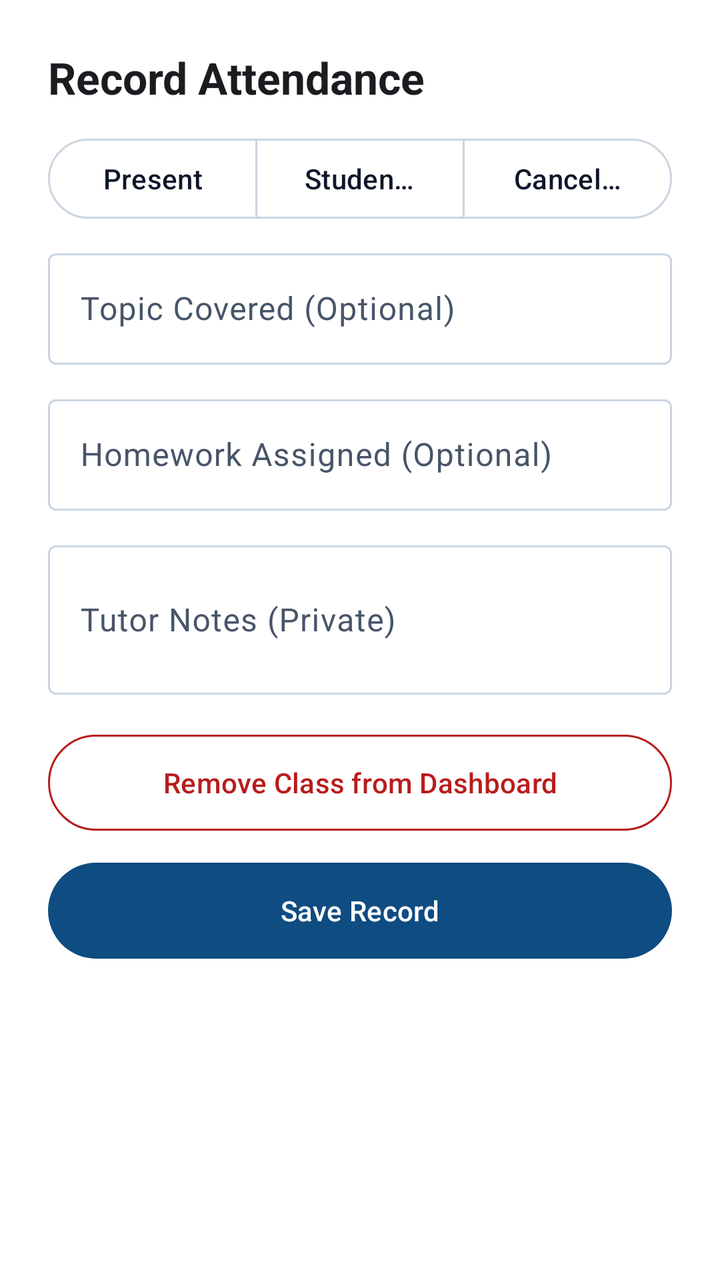
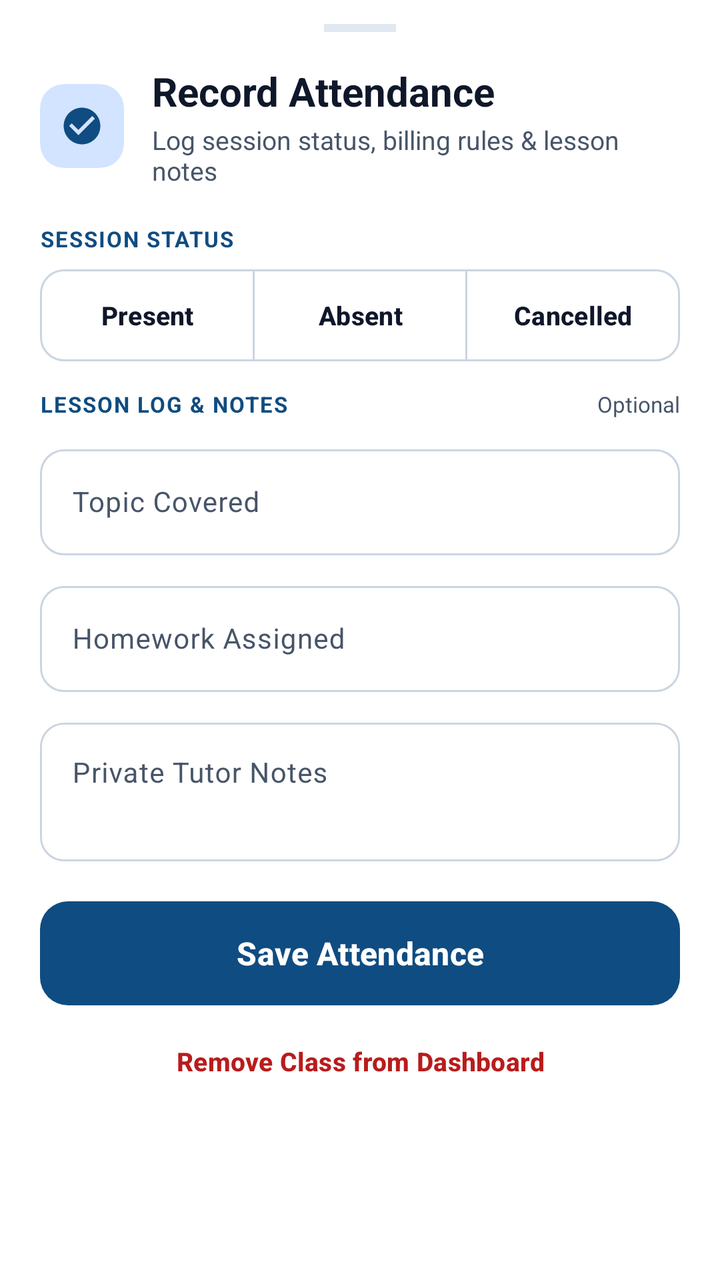

Compare the two renders of this Android layout. The source of the first and the diff that turns it into the second are given below.
<!-- AndroidManifest.xml: application theme Theme.TutorSync -->
<!-- res/layout/dialog_bottom_sheet_attendance.xml -->
<?xml version="1.0" encoding="utf-8"?>
<androidx.core.widget.NestedScrollView xmlns:android="http://schemas.android.com/apk/res/android"
    xmlns:app="http://schemas.android.com/apk/res-auto"
    android:layout_width="match_parent"
    android:layout_height="wrap_content"
    android:background="?attr/colorSurface">

    <LinearLayout
        android:layout_width="match_parent"
        android:layout_height="wrap_content"
        android:orientation="vertical"
        android:padding="24dp">

        <TextView
            android:layout_width="match_parent"
            android:layout_height="wrap_content"
            android:text="@string/attendance_title"
            android:textAppearance="?attr/textAppearanceTitleLarge"
            android:textStyle="bold"
            android:layout_marginBottom="12dp"/>

        <com.google.android.material.button.MaterialButtonToggleGroup
            android:id="@+id/toggleGroupStatus"
            android:layout_width="match_parent"
            android:layout_height="wrap_content"
            android:layout_marginBottom="8dp"
            app:singleSelection="true"
            app:selectionRequired="true">

            <com.google.android.material.button.MaterialButton
                android:id="@+id/btnStatusPresent"
                style="?attr/materialButtonOutlinedStyle"
                android:layout_width="0dp"
                android:layout_height="wrap_content"
                android:layout_weight="1"
                android:text="@string/attendance_status_present" />

            <com.google.android.material.button.MaterialButton
                android:id="@+id/btnStatusAbsent"
                style="?attr/materialButtonOutlinedStyle"
                android:layout_width="0dp"
                android:layout_height="wrap_content"
                android:layout_weight="1"
                android:text="@string/attendance_status_absent" />

            <com.google.android.material.button.MaterialButton
                android:id="@+id/btnStatusCancelled"
                style="?attr/materialButtonOutlinedStyle"
                android:layout_width="0dp"
                android:layout_height="wrap_content"
                android:layout_weight="1"
                android:text="@string/attendance_status_cancelled" />
        </com.google.android.material.button.MaterialButtonToggleGroup>

        <com.google.android.material.chip.ChipGroup
            android:id="@+id/chipGroupCancelActor"
            android:layout_width="match_parent"
            android:layout_height="wrap_content"
            android:visibility="gone"
            app:singleSelection="true"
            app:selectionRequired="true"
            android:layout_marginBottom="8dp">

            <com.google.android.material.chip.Chip
                android:id="@+id/chipByStudent"
                style="@style/Widget.Material3.Chip.Filter"
                android:layout_width="wrap_content"
                android:layout_height="wrap_content"
                android:checked="true"
                android:text="@string/attendance_by_student" />

            <com.google.android.material.chip.Chip
                android:id="@+id/chipByTutor"
                style="@style/Widget.Material3.Chip.Filter"
                android:layout_width="wrap_content"
                android:layout_height="wrap_content"
                android:text="@string/attendance_by_tutor" />
        </com.google.android.material.chip.ChipGroup>

        <LinearLayout
            android:id="@+id/layoutBillingAndReschedule"
            android:layout_width="match_parent"
            android:layout_height="wrap_content"
            android:orientation="vertical"
            android:visibility="gone"
            android:layout_marginBottom="12dp">

            <com.google.android.material.materialswitch.MaterialSwitch
                android:id="@+id/switchChargeClass"
                android:layout_width="match_parent"
                android:layout_height="wrap_content"
                android:checked="true"
                android:text="@string/attendance_charge_per_class" />

            <com.google.android.material.materialswitch.MaterialSwitch
                android:id="@+id/switchRescheduleMakeup"
                android:layout_width="match_parent"
                android:layout_height="wrap_content"
                android:checked="false"
                android:text="@string/attendance_reschedule_makeup" />

            <com.google.android.material.button.MaterialButton
                android:id="@+id/btnPickMakeupDateTime"
                style="@style/Widget.Material3.Button.OutlinedButton"
                android:layout_width="match_parent"
                android:layout_height="wrap_content"
                android:visibility="gone"
                android:text="@string/attendance_pick_makeup_datetime" />
        </LinearLayout>

        <com.google.android.material.textfield.TextInputLayout
            style="@style/Widget.Material3.TextInputLayout.OutlinedBox"
            android:layout_width="match_parent"
            android:layout_height="wrap_content"
            android:hint="@string/attendance_topic_hint"
            android:layout_marginBottom="12dp">
            <com.google.android.material.textfield.TextInputEditText
                android:id="@+id/etTopic"
                android:layout_width="match_parent"
                android:layout_height="wrap_content"
                android:inputType="textCapSentences"/>
        </com.google.android.material.textfield.TextInputLayout>

        <com.google.android.material.textfield.TextInputLayout
            style="@style/Widget.Material3.TextInputLayout.OutlinedBox"
            android:layout_width="match_parent"
            android:layout_height="wrap_content"
            android:hint="@string/attendance_homework_hint"
            android:layout_marginBottom="12dp">
            <com.google.android.material.textfield.TextInputEditText
                android:id="@+id/etHomework"
                android:layout_width="match_parent"
                android:layout_height="wrap_content"
                android:inputType="textCapSentences"/>
        </com.google.android.material.textfield.TextInputLayout>

        <com.google.android.material.textfield.TextInputLayout
            style="@style/Widget.Material3.TextInputLayout.OutlinedBox"
            android:layout_width="match_parent"
            android:layout_height="wrap_content"
            android:hint="@string/attendance_notes_hint"
            android:layout_marginBottom="16dp">
            <com.google.android.material.textfield.TextInputEditText
                android:id="@+id/etNotes"
                android:layout_width="match_parent"
                android:layout_height="wrap_content"
                android:inputType="textMultiLine"
                android:minLines="2"/>
        </com.google.android.material.textfield.TextInputLayout>

        <com.google.android.material.button.MaterialButton
            android:id="@+id/btnRemoveClass"
            style="@style/Widget.Material3.Button.OutlinedButton"
            android:layout_width="match_parent"
            android:layout_height="56dp"
            android:layout_marginBottom="8dp"
            android:textColor="?attr/colorError"
            app:strokeColor="?attr/colorError"
            android:text="@string/attendance_remove_class" />

        <com.google.android.material.button.MaterialButton
            android:id="@+id/btnSaveAttendance"
            style="@style/Widget.Material3.Button"
            android:layout_width="match_parent"
            android:layout_height="56dp"
            android:text="@string/attendance_save" />

    </LinearLayout>
</androidx.core.widget.NestedScrollView>
<!-- resources referenced by this layout -->
<resources>
  <string name="attendance_by_student">By Student</string>
  <string name="attendance_by_tutor">By Tutor</string>
  <string name="attendance_charge_per_class">Charge Per-Class Fee (if applicable)</string>
  <string name="attendance_homework_hint">Homework Assigned (Optional)</string>
  <string name="attendance_notes_hint">Tutor Notes (Private)</string>
  <string name="attendance_pick_makeup_datetime">Select Makeup Date &amp; Time</string>
  <string name="attendance_remove_class">Remove Class from Dashboard</string>
  <string name="attendance_reschedule_makeup">Reschedule / Add Makeup Class</string>
  <string name="attendance_save">Save Record</string>
  <string name="attendance_status_absent">Student Absent</string>
  <string name="attendance_status_cancelled">Cancelled</string>
  <string name="attendance_status_present">Present</string>
  <string name="attendance_title">Record Attendance</string>
  <string name="attendance_topic_hint">Topic Covered (Optional)</string>
  <style name="Theme.TutorSync" parent="Base.Theme.TutorSync" />
  <style name="WindowAnimationFade" parent="@android:style/Animation.Activity">
          <item name="android:activityOpenEnterAnimation">@android:anim/fade_in</item>
          <item name="android:activityOpenExitAnimation">@android:anim/fade_out</item>
          <item name="android:activityCloseEnterAnimation">@android:anim/fade_in</item>
          <item name="android:activityCloseExitAnimation">@android:anim/fade_out</item>
      </style>
  <color name="ts_primary_light">#0F4C81</color>
  <color name="ts_on_primary_light">#FFFFFF</color>
  <color name="ts_primary_container_light">#D2E4FF</color>
  <color name="ts_on_primary_container_light">#001D36</color>
  <color name="ts_secondary_light">#006874</color>
  <color name="ts_on_secondary_light">#FFFFFF</color>
  <color name="ts_secondary_container_light">#97F0FF</color>
  <color name="ts_on_secondary_container_light">#001F24</color>
  <color name="ts_background_light">#F8FAFC</color>
  <color name="ts_on_background_light">#0F172A</color>
  <color name="ts_surface_light">#FFFFFF</color>
  <color name="ts_on_surface_light">#0F172A</color>
  <color name="ts_surface_variant_light">#F1F5F9</color>
  <color name="ts_on_surface_variant_light">#475569</color>
  <color name="ts_outline_light">#CBD5E1</color>
  <color name="ts_outline_variant_light">#E2E8F0</color>
  <color name="ts_error_light">#B91C1C</color>
  <color name="ts_on_error_light">#FFFFFF</color>
  <color name="ts_error_container_light">#FEE2E2</color>
  <color name="ts_on_error_container_light">#7F1D1D</color>
  <!-- unchanged entries left out for length: 1 -->
</resources>

<!-- the commit's change to res/layout/dialog_bottom_sheet_attendance.xml (unified diff, before → after) -->
@@ -3,167 +3,368 @@
     xmlns:app="http://schemas.android.com/apk/res-auto"
     android:layout_width="match_parent"
     android:layout_height="wrap_content"
-    android:background="?attr/colorSurface">
+    android:background="?attr/colorSurface"
+    android:fillViewport="true">
 
     <LinearLayout
         android:layout_width="match_parent"
         android:layout_height="wrap_content"
         android:orientation="vertical"
-        android:padding="24dp">
-
+        android:paddingHorizontal="20dp"
+        android:paddingTop="12dp"
+        android:paddingBottom="24dp">
+
+        
+        <View
+            android:layout_width="36dp"
+            android:layout_height="4dp"
+            android:layout_gravity="center_horizontal"
+            android:layout_marginBottom="16dp"
+            android:background="?attr/colorOutlineVariant" />
+
+        
+        <LinearLayout
+            android:layout_width="match_parent"
+            android:layout_height="wrap_content"
+            android:layout_marginBottom="18dp"
+            android:gravity="center_vertical"
+            android:orientation="horizontal">
+
+            <com.google.android.material.card.MaterialCardView
+                android:layout_width="42dp"
+                android:layout_height="42dp"
+                app:cardBackgroundColor="?attr/colorPrimaryContainer"
+                app:cardCornerRadius="12dp"
+                app:cardElevation="0dp"
+                app:strokeWidth="0dp">
+
+                <ImageView
+                    android:layout_width="22dp"
+                    android:layout_height="22dp"
+                    android:layout_gravity="center"
+                    android:importantForAccessibility="no"
+                    android:src="@drawable/ic_check_circle"
+                    app:tint="?attr/colorPrimary" />
+            </com.google.android.material.card.MaterialCardView>
+
+            <LinearLayout
+                android:layout_width="0dp"
+                android:layout_height="wrap_content"
+                android:layout_marginStart="14dp"
+                android:layout_weight="1"
+                android:orientation="vertical">
+
+                <TextView
+                    android:layout_width="wrap_content"
+                    android:layout_height="wrap_content"
+                    android:text="@string/attendance_title"
+                    android:textColor="?attr/colorOnSurface"
+                    android:textSize="20sp"
+                    android:textStyle="bold" />
+
+                <TextView
+                    android:layout_width="wrap_content"
+                    android:layout_height="wrap_content"
+                    android:layout_marginTop="2dp"
+                    android:text="@string/attendance_subtitle"
+                    android:textColor="?attr/colorOnSurfaceVariant"
+                    android:textSize="13sp" />
+            </LinearLayout>
+        </LinearLayout>
+
+        
         <TextView
-            android:layout_width="match_parent"
-            android:layout_height="wrap_content"
-            android:text="@string/attendance_title"
-            android:textAppearance="?attr/textAppearanceTitleLarge"
-            android:textStyle="bold"
-            android:layout_marginBottom="12dp"/>
-
+            android:layout_width="wrap_content"
+            android:layout_height="wrap_content"
+            android:layout_marginBottom="8dp"
+            android:letterSpacing="0.06"
+            android:text="@string/attendance_section_status"
+            android:textAllCaps="true"
+            android:textColor="?attr/colorPrimary"
+            android:textSize="11sp"
+            android:textStyle="bold" />
+
+        
         <com.google.android.material.button.MaterialButtonToggleGroup
             android:id="@+id/toggleGroupStatus"
             android:layout_width="match_parent"
             android:layout_height="wrap_content"
-            android:layout_marginBottom="8dp"
-            app:singleSelection="true"
-            app:selectionRequired="true">
+            android:layout_marginBottom="14dp"
+            app:selectionRequired="true"
+            app:singleSelection="true">
 
             <com.google.android.material.button.MaterialButton
                 android:id="@+id/btnStatusPresent"
                 style="?attr/materialButtonOutlinedStyle"
                 android:layout_width="0dp"
-                android:layout_height="wrap_content"
-                android:layout_weight="1"
-                android:text="@string/attendance_status_present" />
+                android:layout_height="46dp"
+                android:layout_weight="1"
+                android:insetTop="0dp"
+                android:insetBottom="0dp"
+                android:maxLines="1"
+                android:paddingHorizontal="6dp"
+                android:text="@string/attendance_status_present"
+                android:textAllCaps="false"
+                android:textSize="13sp"
+                android:textStyle="bold"
+                app:cornerRadius="12dp" />
 
             <com.google.android.material.button.MaterialButton
                 android:id="@+id/btnStatusAbsent"
                 style="?attr/materialButtonOutlinedStyle"
                 android:layout_width="0dp"
-                android:layout_height="wrap_content"
-                android:layout_weight="1"
-                android:text="@string/attendance_status_absent" />
+                android:layout_height="46dp"
+                android:layout_weight="1"
+                android:insetTop="0dp"
+                android:insetBottom="0dp"
+                android:maxLines="1"
+                android:paddingHorizontal="6dp"
+                android:text="@string/attendance_status_absent"
+                android:textAllCaps="false"
+                android:textSize="13sp"
+                android:textStyle="bold"
+                app:cornerRadius="12dp" />
 
             <com.google.android.material.button.MaterialButton
                 android:id="@+id/btnStatusCancelled"
                 style="?attr/materialButtonOutlinedStyle"
                 android:layout_width="0dp"
-                android:layout_height="wrap_content"
-                android:layout_weight="1"
-                android:text="@string/attendance_status_cancelled" />
+                android:layout_height="46dp"
+                android:layout_weight="1"
+                android:insetTop="0dp"
+                android:insetBottom="0dp"
+                android:maxLines="1"
+                android:paddingHorizontal="6dp"
+                android:text="@string/attendance_status_cancelled"
+                android:textAllCaps="false"
+                android:textSize="13sp"
+                android:textStyle="bold"
+                app:cornerRadius="12dp" />
         </com.google.android.material.button.MaterialButtonToggleGroup>
 
-        <com.google.android.material.chip.ChipGroup
-            android:id="@+id/chipGroupCancelActor"
-            android:layout_width="match_parent"
-            android:layout_height="wrap_content"
-            android:visibility="gone"
-            app:singleSelection="true"
-            app:selectionRequired="true"
-            android:layout_marginBottom="8dp">
-
-            <com.google.android.material.chip.Chip
-                android:id="@+id/chipByStudent"
-                style="@style/Widget.Material3.Chip.Filter"
-                android:layout_width="wrap_content"
-                android:layout_height="wrap_content"
-                android:checked="true"
-                android:text="@string/attendance_by_student" />
-
-            <com.google.android.material.chip.Chip
-                android:id="@+id/chipByTutor"
-                style="@style/Widget.Material3.Chip.Filter"
-                android:layout_width="wrap_content"
-                android:layout_height="wrap_content"
-                android:text="@string/attendance_by_tutor" />
-        </com.google.android.material.chip.ChipGroup>
-
+        
         <LinearLayout
             android:id="@+id/layoutBillingAndReschedule"
             android:layout_width="match_parent"
             android:layout_height="wrap_content"
+            android:layout_marginBottom="16dp"
             android:orientation="vertical"
-            android:visibility="gone"
-            android:layout_marginBottom="12dp">
-
-            <com.google.android.material.materialswitch.MaterialSwitch
-                android:id="@+id/switchChargeClass"
+            android:visibility="gone">
+
+            <com.google.android.material.card.MaterialCardView
                 android:layout_width="match_parent"
                 android:layout_height="wrap_content"
-                android:checked="true"
-                android:text="@string/attendance_charge_per_class" />
-
-            <com.google.android.material.materialswitch.MaterialSwitch
-                android:id="@+id/switchRescheduleMakeup"
-                android:layout_width="match_parent"
-                android:layout_height="wrap_content"
-                android:checked="false"
-                android:text="@string/attendance_reschedule_makeup" />
-
-            <com.google.android.material.button.MaterialButton
-                android:id="@+id/btnPickMakeupDateTime"
-                style="@style/Widget.Material3.Button.OutlinedButton"
-                android:layout_width="match_parent"
-                android:layout_height="wrap_content"
-                android:visibility="gone"
-                android:text="@string/attendance_pick_makeup_datetime" />
+                app:cardBackgroundColor="?attr/colorSurfaceVariant"
+                app:cardCornerRadius="16dp"
+                app:cardElevation="0dp"
+                app:strokeColor="?attr/colorOutlineVariant"
+                app:strokeWidth="1dp">
+
+                <LinearLayout
+                    android:layout_width="match_parent"
+                    android:layout_height="wrap_content"
+                    android:orientation="vertical"
+                    android:paddingHorizontal="16dp"
+                    android:paddingVertical="14dp">
+
+                    
+                    <com.google.android.material.chip.ChipGroup
+                        android:id="@+id/chipGroupCancelActor"
+                        android:layout_width="match_parent"
+                        android:layout_height="wrap_content"
+                        android:layout_marginBottom="8dp"
+                        android:visibility="gone"
+                        app:chipSpacingHorizontal="8dp"
+                        app:selectionRequired="true"
+                        app:singleSelection="true">
+
+                        <com.google.android.material.chip.Chip
+                            android:id="@+id/chipByStudent"
+                            style="@style/Widget.Material3.Chip.Filter"
+                            android:layout_width="wrap_content"
+                            android:layout_height="wrap_content"
+                            android:checked="true"
+                            android:text="@string/attendance_by_student"
+                            app:chipCornerRadius="10dp" />
+
+                        <com.google.android.material.chip.Chip
+                            android:id="@+id/chipByTutor"
+                            style="@style/Widget.Material3.Chip.Filter"
+                            android:layout_width="wrap_content"
+                            android:layout_height="wrap_content"
+                            android:text="@string/attendance_by_tutor"
+                            app:chipCornerRadius="10dp" />
+                    </com.google.android.material.chip.ChipGroup>
+
+                    <View
+                        android:layout_width="match_parent"
+                        android:layout_height="1dp"
+                        android:layout_marginBottom="6dp"
+                        android:background="?attr/colorOutlineVariant" />
+
+                    
+                    <com.google.android.material.materialswitch.MaterialSwitch
+                        android:id="@+id/switchChargeClass"
+                        android:layout_width="match_parent"
+                        android:layout_height="wrap_content"
+                        android:checked="true"
+                        android:paddingVertical="4dp"
+                        android:text="@string/attendance_charge_per_class"
+                        android:textColor="?attr/colorOnSurface"
+                        android:textSize="14sp"
+                        android:textStyle="bold" />
+
+                    
+                    <com.google.android.material.materialswitch.MaterialSwitch
+                        android:id="@+id/switchRescheduleMakeup"
+                        android:layout_width="match_parent"
+                        android:layout_height="wrap_content"
+                        android:checked="false"
+                        android:paddingVertical="4dp"
+                        android:text="@string/attendance_reschedule_makeup"
+                        android:textColor="?attr/colorOnSurface"
+                        android:textSize="14sp"
+                        android:textStyle="bold" />
+
+                    
+                    <com.google.android.material.button.MaterialButton
+                        android:id="@+id/btnPickMakeupDateTime"
+                        style="@style/Widget.Material3.Button.TonalButton"
+                        android:layout_width="match_parent"
+                        android:layout_height="46dp"
+                        android:layout_marginTop="8dp"
+                        android:insetTop="0dp"
+                        android:insetBottom="0dp"
+                        android:text="@string/attendance_pick_makeup_datetime"
+                        android:textAllCaps="false"
+                        android:textSize="13sp"
+                        android:textStyle="bold"
+                        android:visibility="gone"
+                        app:cornerRadius="10dp"
+                        app:icon="@android:drawable/ic_menu_my_calendar"
+                        app:iconGravity="textStart"
+                        app:iconPadding="8dp" />
+                </LinearLayout>
+            </com.google.android.material.card.MaterialCardView>
         </LinearLayout>
 
+        
+        <LinearLayout
+            android:layout_width="match_parent"
+            android:layout_height="wrap_content"
+            android:layout_marginBottom="10dp"
+            android:gravity="center_vertical"
+            android:orientation="horizontal">
+
+            <TextView
+                android:layout_width="0dp"
+                android:layout_height="wrap_content"
+                android:layout_weight="1"
+                android:letterSpacing="0.06"
+                android:text="@string/attendance_section_lesson_log"
+                android:textAllCaps="true"
+                android:textColor="?attr/colorPrimary"
+                android:textSize="11sp"
+                android:textStyle="bold" />
+
+            <TextView
+                android:layout_width="wrap_content"
+                android:layout_height="wrap_content"
+                android:text="@string/attendance_optional_badge"
+                android:textColor="?attr/colorOnSurfaceVariant"
+                android:textSize="11sp" />
+        </LinearLayout>
+
+        
         <com.google.android.material.textfield.TextInputLayout
             style="@style/Widget.Material3.TextInputLayout.OutlinedBox"
             android:layout_width="match_parent"
             android:layout_height="wrap_content"
+            android:layout_marginBottom="10dp"
             android:hint="@string/attendance_topic_hint"
-            android:layout_marginBottom="12dp">
+            app:boxCornerRadiusBottomEnd="12dp"
+            app:boxCornerRadiusBottomStart="12dp"
+            app:boxCornerRadiusTopEnd="12dp"
+            app:boxCornerRadiusTopStart="12dp">
+
             <com.google.android.material.textfield.TextInputEditText
                 android:id="@+id/etTopic"
                 android:layout_width="match_parent"
                 android:layout_height="wrap_content"
-                android:inputType="textCapSentences"/>
+                android:inputType="textCapSentences"
+                android:maxLines="1"
+                android:textSize="14sp" />
         </com.google.android.material.textfield.TextInputLayout>
 
+        
         <com.google.android.material.textfield.TextInputLayout
             style="@style/Widget.Material3.TextInputLayout.OutlinedBox"
             android:layout_width="match_parent"
             android:layout_height="wrap_content"
+            android:layout_marginBottom="10dp"
             android:hint="@string/attendance_homework_hint"
-            android:layout_marginBottom="12dp">
+            app:boxCornerRadiusBottomEnd="12dp"
+            app:boxCornerRadiusBottomStart="12dp"
+            app:boxCornerRadiusTopEnd="12dp"
+            app:boxCornerRadiusTopStart="12dp">
+
             <com.google.android.material.textfield.TextInputEditText
                 android:id="@+id/etHomework"
                 android:layout_width="match_parent"
                 android:layout_height="wrap_content"
-                android:inputType="textCapSentences"/>
+                android:inputType="textCapSentences"
+                android:maxLines="1"
+                android:textSize="14sp" />
         </com.google.android.material.textfield.TextInputLayout>
 
+        
         <com.google.android.material.textfield.TextInputLayout
             style="@style/Widget.Material3.TextInputLayout.OutlinedBox"
             android:layout_width="match_parent"
             android:layout_height="wrap_content"
+            android:layout_marginBottom="20dp"
             android:hint="@string/attendance_notes_hint"
-            android:layout_marginBottom="16dp">
+            app:boxCornerRadiusBottomEnd="12dp"
+            app:boxCornerRadiusBottomStart="12dp"
+            app:boxCornerRadiusTopEnd="12dp"
+            app:boxCornerRadiusTopStart="12dp">
+
             <com.google.android.material.textfield.TextInputEditText
                 android:id="@+id/etNotes"
                 android:layout_width="match_parent"
                 android:layout_height="wrap_content"
-                android:inputType="textMultiLine"
-                android:minLines="2"/>
+                android:gravity="top|start"
+                android:inputType="textMultiLine|textCapSentences"
+                android:minLines="2"
+                android:textSize="14sp" />
         </com.google.android.material.textfield.TextInputLayout>
+
+        
+        <com.google.android.material.button.MaterialButton
+            android:id="@+id/btnSaveAttendance"
+            style="@style/Widget.TutorSync.Button.Primary"
+            android:layout_width="match_parent"
+            android:layout_height="52dp"
+            android:insetTop="0dp"
+            android:insetBottom="0dp"
+            android:text="@string/attendance_save"
+            app:cornerRadius="14dp" />
 
         <com.google.android.material.button.MaterialButton
             android:id="@+id/btnRemoveClass"
-            style="@style/Widget.Material3.Button.OutlinedButton"
-            android:layout_width="match_parent"
-            android:layout_height="56dp"
-            android:layout_marginBottom="8dp"
+            style="@style/Widget.Material3.Button.TextButton"
+            android:layout_width="match_parent"
+            android:layout_height="44dp"
+            android:layout_marginTop="6dp"
+            android:insetTop="0dp"
+            android:insetBottom="0dp"
+            android:text="@string/attendance_remove_class"
+            android:textAllCaps="false"
             android:textColor="?attr/colorError"
-            app:strokeColor="?attr/colorError"
-            android:text="@string/attendance_remove_class" />
-
-        <com.google.android.material.button.MaterialButton
-            android:id="@+id/btnSaveAttendance"
-            style="@style/Widget.Material3.Button"
-            android:layout_width="match_parent"
-            android:layout_height="56dp"
-            android:text="@string/attendance_save" />
+            android:textSize="13sp"
+            android:textStyle="bold"
+            app:cornerRadius="12dp"
+            app:rippleColor="?attr/colorErrorContainer" />
 
     </LinearLayout>
 </androidx.core.widget.NestedScrollView>
<!-- resource entries referenced after the edit -->
@@ -1,20 +1,43 @@
 <!-- resources referenced by this layout -->
 <resources>
+  <!-- drawable ic_check_circle (drawable) -->
+  <?xml version="1.0" encoding="utf-8"?>
+  <vector xmlns:android="http://schemas.android.com/apk/res/android"
+      android:width="24dp"
+      android:height="24dp"
+      android:viewportWidth="24"
+      android:viewportHeight="24">
+      <path
+          android:fillColor="?attr/colorPrimary"
+          android:pathData="M12,2C6.48,2 2,6.48 2,12s4.48,10 10,10 10,-4.48 10,-10S17.52,2 12,2zM10,17l-5,-5 1.41,-1.41L10,14.17l7.59,-7.59L19,8l-9,9z" />
+  </vector>
   <string name="attendance_by_student">By Student</string>
   <string name="attendance_by_tutor">By Tutor</string>
   <string name="attendance_charge_per_class">Charge Per-Class Fee (if applicable)</string>
-  <string name="attendance_homework_hint">Homework Assigned (Optional)</string>
-  <string name="attendance_notes_hint">Tutor Notes (Private)</string>
+  <string name="attendance_homework_hint">Homework Assigned</string>
+  <string name="attendance_notes_hint">Private Tutor Notes</string>
+  <string name="attendance_optional_badge">Optional</string>
   <string name="attendance_pick_makeup_datetime">Select Makeup Date &amp; Time</string>
   <string name="attendance_remove_class">Remove Class from Dashboard</string>
   <string name="attendance_reschedule_makeup">Reschedule / Add Makeup Class</string>
-  <string name="attendance_save">Save Record</string>
-  <string name="attendance_status_absent">Student Absent</string>
+  <string name="attendance_save">Save Attendance</string>
+  <string name="attendance_section_lesson_log">Lesson Log &amp; Notes</string>
+  <string name="attendance_section_status">Session Status</string>
+  <string name="attendance_status_absent">Absent</string>
   <string name="attendance_status_cancelled">Cancelled</string>
   <string name="attendance_status_present">Present</string>
+  <string name="attendance_subtitle">Log session status, billing rules &amp; lesson notes</string>
   <string name="attendance_title">Record Attendance</string>
-  <string name="attendance_topic_hint">Topic Covered (Optional)</string>
+  <string name="attendance_topic_hint">Topic Covered</string>
+  <style name="Widget.TutorSync.Button.Primary" parent="Widget.Material3.Button">
+          <item name="android:minHeight">54dp</item>
+          <item name="cornerRadius">@dimen/button_corner_radius</item>
+          <item name="android:textAllCaps">false</item>
+          <item name="android:textSize">16sp</item>
+          <item name="android:textStyle">bold</item>
+      </style>
   <style name="Theme.TutorSync" parent="Base.Theme.TutorSync" />
+  <dimen name="button_corner_radius">12dp</dimen>
   <style name="WindowAnimationFade" parent="@android:style/Animation.Activity">
           <item name="android:activityOpenEnterAnimation">@android:anim/fade_in</item>
           <item name="android:activityOpenExitAnimation">@android:anim/fade_out</item>
